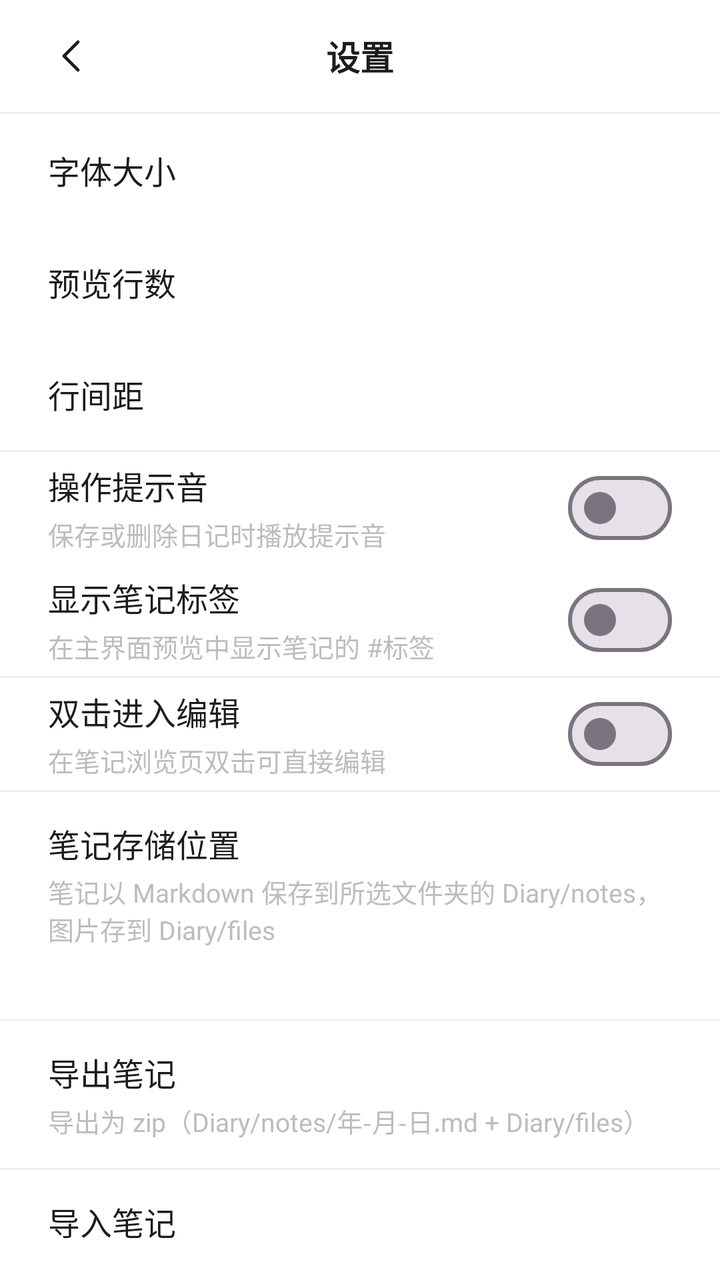
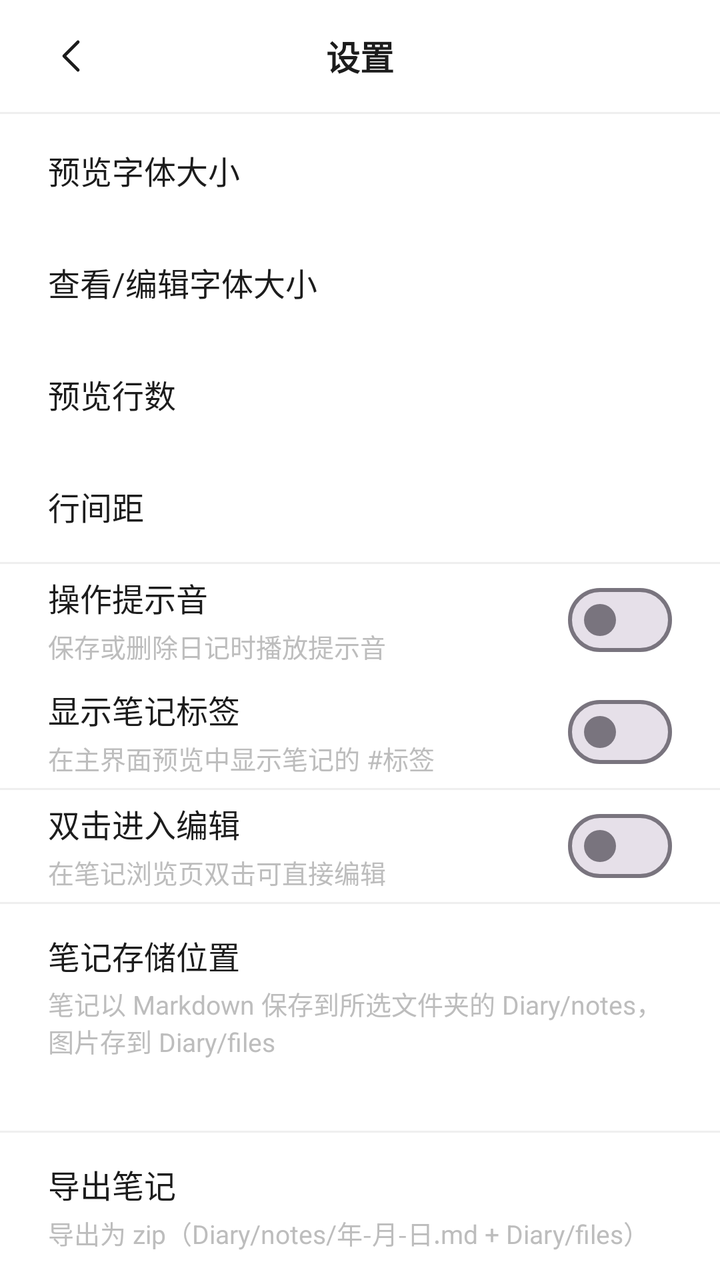

The first picture is an Android layout as it rendered before a commit; the second is the same layout after the commit. The layout source and the unified diff follow.
<!-- AndroidManifest.xml: application theme Theme.WuDiary -->
<!-- res/layout/activity_settings.xml -->
<?xml version="1.0" encoding="utf-8"?>
<LinearLayout xmlns:android="http://schemas.android.com/apk/res/android"
    android:layout_width="match_parent"
    android:layout_height="match_parent"
    android:background="@color/background"
    android:orientation="vertical">

    <FrameLayout
        android:layout_width="match_parent"
        android:layout_height="56dp">

        <ImageButton
            android:id="@+id/btnBack"
            android:layout_width="48dp"
            android:layout_height="48dp"
            android:layout_gravity="start|center_vertical"
            android:layout_marginStart="12dp"
            android:background="?attr/selectableItemBackgroundBorderless"
            android:contentDescription="@string/back"
            android:scaleType="centerInside"
            android:src="@drawable/ic_chevron_left" />

        <TextView
            android:layout_width="wrap_content"
            android:layout_height="wrap_content"
            android:layout_gravity="center"
            android:text="@string/settings"
            android:textColor="@color/text_primary"
            android:textSize="17sp"
            android:textStyle="bold" />
    </FrameLayout>

    <View
        android:layout_width="match_parent"
        android:layout_height="1dp"
        android:background="@color/divider" />

    <LinearLayout
        android:id="@+id/rowFontSize"
        android:layout_width="match_parent"
        android:layout_height="56dp"
        android:background="?attr/selectableItemBackground"
        android:clickable="true"
        android:focusable="true"
        android:gravity="center_vertical"
        android:orientation="horizontal"
        android:paddingHorizontal="24dp">

        <TextView
            android:layout_width="0dp"
            android:layout_height="wrap_content"
            android:layout_weight="1"
            android:text="@string/font_size"
            android:textColor="@color/text_primary"
            android:textSize="16sp" />

        <TextView
            android:id="@+id/textFontValue"
            android:layout_width="wrap_content"
            android:layout_height="wrap_content"
            android:textColor="@color/text_secondary"
            android:textSize="15sp" />
    </LinearLayout>

    <LinearLayout
        android:id="@+id/rowPreviewLines"
        android:layout_width="match_parent"
        android:layout_height="56dp"
        android:background="?attr/selectableItemBackground"
        android:clickable="true"
        android:focusable="true"
        android:gravity="center_vertical"
        android:orientation="horizontal"
        android:paddingHorizontal="24dp">

        <TextView
            android:layout_width="0dp"
            android:layout_height="wrap_content"
            android:layout_weight="1"
            android:text="@string/preview_lines"
            android:textColor="@color/text_primary"
            android:textSize="16sp" />

        <TextView
            android:id="@+id/textPreviewValue"
            android:layout_width="wrap_content"
            android:layout_height="wrap_content"
            android:textColor="@color/text_secondary"
            android:textSize="15sp" />
    </LinearLayout>

    <LinearLayout
        android:id="@+id/rowLineSpacing"
        android:layout_width="match_parent"
        android:layout_height="56dp"
        android:background="?attr/selectableItemBackground"
        android:clickable="true"
        android:focusable="true"
        android:gravity="center_vertical"
        android:orientation="horizontal"
        android:paddingHorizontal="24dp">

        <TextView
            android:layout_width="0dp"
            android:layout_height="wrap_content"
            android:layout_weight="1"
            android:text="@string/line_spacing"
            android:textColor="@color/text_primary"
            android:textSize="16sp" />

        <TextView
            android:id="@+id/textLineSpacingValue"
            android:layout_width="wrap_content"
            android:layout_height="wrap_content"
            android:textColor="@color/text_secondary"
            android:textSize="15sp" />
    </LinearLayout>

    <View
        android:layout_width="match_parent"
        android:layout_height="1dp"
        android:background="@color/divider" />

    <LinearLayout
        android:id="@+id/rowSound"
        android:layout_width="match_parent"
        android:layout_height="56dp"
        android:background="?attr/selectableItemBackground"
        android:clickable="true"
        android:focusable="true"
        android:gravity="center_vertical"
        android:orientation="horizontal"
        android:paddingHorizontal="24dp">

        <LinearLayout
            android:layout_width="0dp"
            android:layout_height="wrap_content"
            android:layout_weight="1"
            android:orientation="vertical">

            <TextView
                android:layout_width="wrap_content"
                android:layout_height="wrap_content"
                android:text="@string/sound_feedback"
                android:textColor="@color/text_primary"
                android:textSize="16sp" />

            <TextView
                android:layout_width="wrap_content"
                android:layout_height="wrap_content"
                android:layout_marginTop="3dp"
                android:text="@string/sound_feedback_desc"
                android:textColor="@color/text_secondary"
                android:textSize="13sp" />
        </LinearLayout>

        <com.google.android.material.materialswitch.MaterialSwitch
            android:id="@+id/switchSound"
            android:layout_width="wrap_content"
            android:layout_height="wrap_content"
            android:clickable="false"
            android:focusable="false" />
    </LinearLayout>

    <LinearLayout
        android:id="@+id/rowPreviewTags"
        android:layout_width="match_parent"
        android:layout_height="56dp"
        android:background="?attr/selectableItemBackground"
        android:clickable="true"
        android:focusable="true"
        android:gravity="center_vertical"
        android:orientation="horizontal"
        android:paddingHorizontal="24dp">

        <LinearLayout
            android:layout_width="0dp"
            android:layout_height="wrap_content"
            android:layout_weight="1"
            android:orientation="vertical">

            <TextView
                android:layout_width="wrap_content"
                android:layout_height="wrap_content"
                android:text="@string/preview_tags"
                android:textColor="@color/text_primary"
                android:textSize="16sp" />

            <TextView
                android:layout_width="wrap_content"
                android:layout_height="wrap_content"
                android:layout_marginTop="3dp"
                android:text="@string/preview_tags_desc"
                android:textColor="@color/text_secondary"
                android:textSize="13sp" />
        </LinearLayout>

        <com.google.android.material.materialswitch.MaterialSwitch
            android:id="@+id/switchPreviewTags"
            android:layout_width="wrap_content"
            android:layout_height="wrap_content"
            android:clickable="false"
            android:focusable="false" />
    </LinearLayout>

    <View
        android:layout_width="match_parent"
        android:layout_height="1dp"
        android:background="@color/divider" />

    <LinearLayout
        android:id="@+id/rowDoubleTap"
        android:layout_width="match_parent"
        android:layout_height="56dp"
        android:background="?attr/selectableItemBackground"
        android:clickable="true"
        android:focusable="true"
        android:gravity="center_vertical"
        android:orientation="horizontal"
        android:paddingHorizontal="24dp">

        <LinearLayout
            android:layout_width="0dp"
            android:layout_height="wrap_content"
            android:layout_weight="1"
            android:orientation="vertical">

            <TextView
                android:layout_width="wrap_content"
                android:layout_height="wrap_content"
                android:text="@string/double_tap_edit"
                android:textColor="@color/text_primary"
                android:textSize="16sp" />

            <TextView
                android:layout_width="wrap_content"
                android:layout_height="wrap_content"
                android:layout_marginTop="3dp"
                android:text="@string/double_tap_edit_desc"
                android:textColor="@color/text_secondary"
                android:textSize="13sp" />
        </LinearLayout>

        <com.google.android.material.materialswitch.MaterialSwitch
            android:id="@+id/switchDoubleTap"
            android:layout_width="wrap_content"
            android:layout_height="wrap_content"
            android:clickable="false"
            android:focusable="false" />
    </LinearLayout>

    <View
        android:layout_width="match_parent"
        android:layout_height="1dp"
        android:background="@color/divider" />

    <LinearLayout
        android:id="@+id/rowStorage"
        android:layout_width="match_parent"
        android:layout_height="wrap_content"
        android:background="?attr/selectableItemBackground"
        android:clickable="true"
        android:focusable="true"
        android:orientation="vertical"
        android:paddingHorizontal="24dp"
        android:paddingVertical="14dp">

        <TextView
            android:layout_width="wrap_content"
            android:layout_height="wrap_content"
            android:text="@string/storage_location"
            android:textColor="@color/text_primary"
            android:textSize="16sp" />

        <TextView
            android:layout_width="wrap_content"
            android:layout_height="wrap_content"
            android:layout_marginTop="3dp"
            android:text="@string/storage_location_desc"
            android:textColor="@color/text_secondary"
            android:textSize="13sp" />

        <TextView
            android:id="@+id/textStorageValue"
            android:layout_width="match_parent"
            android:layout_height="wrap_content"
            android:layout_marginTop="4dp"
            android:ellipsize="middle"
            android:maxLines="1"
            android:textColor="@color/text_secondary"
            android:textSize="13sp" />
    </LinearLayout>

    <View
        android:layout_width="match_parent"
        android:layout_height="1dp"
        android:background="@color/divider" />

    <LinearLayout
        android:id="@+id/rowExport"
        android:layout_width="match_parent"
        android:layout_height="wrap_content"
        android:background="?attr/selectableItemBackground"
        android:clickable="true"
        android:focusable="true"
        android:orientation="vertical"
        android:paddingHorizontal="24dp"
        android:paddingVertical="14dp">

        <TextView
            android:layout_width="wrap_content"
            android:layout_height="wrap_content"
            android:text="@string/backup_export"
            android:textColor="@color/text_primary"
            android:textSize="16sp" />

        <TextView
            android:layout_width="wrap_content"
            android:layout_height="wrap_content"
            android:layout_marginTop="3dp"
            android:text="@string/backup_export_desc"
            android:textColor="@color/text_secondary"
            android:textSize="13sp" />
    </LinearLayout>

    <View
        android:layout_width="match_parent"
        android:layout_height="1dp"
        android:background="@color/divider" />

    <LinearLayout
        android:id="@+id/rowImport"
        android:layout_width="match_parent"
        android:layout_height="wrap_content"
        android:background="?attr/selectableItemBackground"
        android:clickable="true"
        android:focusable="true"
        android:orientation="vertical"
        android:paddingHorizontal="24dp"
        android:paddingVertical="14dp">

        <TextView
            android:layout_width="wrap_content"
            android:layout_height="wrap_content"
            android:text="@string/backup_import"
            android:textColor="@color/text_primary"
            android:textSize="16sp" />

        <TextView
            android:layout_width="wrap_content"
            android:layout_height="wrap_content"
            android:layout_marginTop="3dp"
            android:text="@string/backup_import_desc"
            android:textColor="@color/text_secondary"
            android:textSize="13sp" />
    </LinearLayout>

    <View
        android:layout_width="match_parent"
        android:layout_height="1dp"
        android:background="@color/divider" />

</LinearLayout>
<!-- resources referenced by this layout -->
<resources>
  <color name="background">#FFFFFF</color>
  <color name="divider">#EFEFEF</color>
  <color name="text_primary">#1C1C1C</color>
  <color name="text_secondary">#BDBDBD</color>
  <!-- drawable ic_chevron_left (drawable) -->
  <?xml version="1.0" encoding="utf-8"?>
  <vector xmlns:android="http://schemas.android.com/apk/res/android"
      android:width="24dp"
      android:height="24dp"
      android:viewportWidth="24"
      android:viewportHeight="24">
      <path
          android:fillColor="#00000000"
          android:pathData="M15,5 L8,12 L15,19"
          android:strokeColor="#1C1C1C"
          android:strokeLineCap="round"
          android:strokeLineJoin="round"
          android:strokeWidth="1.6" />
  </vector>
  <string name="back">返回</string>
  <string name="backup_export">导出笔记</string>
  <string name="backup_export_desc">导出为 zip（Diary/notes/年-月-日.md + Diary/files）</string>
  <string name="backup_import">导入笔记</string>
  <string name="backup_import_desc">从 zip 备份中恢复笔记与图片</string>
  <string name="double_tap_edit">双击进入编辑</string>
  <string name="double_tap_edit_desc">在笔记浏览页双击可直接编辑</string>
  <string name="font_size">字体大小</string>
  <string name="line_spacing">行间距</string>
  <string name="preview_lines">预览行数</string>
  <string name="preview_tags">显示笔记标签</string>
  <string name="preview_tags_desc">在主界面预览中显示笔记的 #标签</string>
  <string name="settings">设置</string>
  <string name="sound_feedback">操作提示音</string>
  <string name="sound_feedback_desc">保存或删除日记时播放提示音</string>
  <string name="storage_location">笔记存储位置</string>
  <string name="storage_location_desc">笔记以 Markdown 保存到所选文件夹的 Diary/notes，图片存到 Diary/files</string>
  <style name="Theme.WuDiary" parent="Theme.Material3.Light.NoActionBar">
          <item name="colorPrimary">@color/primary</item>
          <item name="colorOnPrimary">@android:color/white</item>
          <item name="colorSurface">@color/surface</item>
          <item name="android:windowBackground">@color/background</item>
          <item name="android:statusBarColor">@color/background</item>
          <item name="android:windowLightStatusBar">true</item>
          <item name="android:navigationBarColor">@color/background</item>
      </style>
  <color name="primary">#1C1C1C</color>
  <color name="surface">#FFFFFF</color>
</resources>

<!-- the commit's change to res/layout/activity_settings.xml (unified diff, before → after) -->
@@ -63,6 +63,33 @@
     </LinearLayout>
 
     <LinearLayout
+        android:id="@+id/rowReadingFontSize"
+        android:layout_width="match_parent"
+        android:layout_height="56dp"
+        android:background="?attr/selectableItemBackground"
+        android:clickable="true"
+        android:focusable="true"
+        android:gravity="center_vertical"
+        android:orientation="horizontal"
+        android:paddingHorizontal="24dp">
+
+        <TextView
+            android:layout_width="0dp"
+            android:layout_height="wrap_content"
+            android:layout_weight="1"
+            android:text="@string/reading_font_size"
+            android:textColor="@color/text_primary"
+            android:textSize="16sp" />
+
+        <TextView
+            android:id="@+id/textReadingFontValue"
+            android:layout_width="wrap_content"
+            android:layout_height="wrap_content"
+            android:textColor="@color/text_secondary"
+            android:textSize="15sp" />
+    </LinearLayout>
+
+    <LinearLayout
         android:id="@+id/rowPreviewLines"
         android:layout_width="match_parent"
         android:layout_height="56dp"
<!-- resource entries referenced after the edit -->
@@ -26,11 +26,12 @@
   <string name="backup_import_desc">从 zip 备份中恢复笔记与图片</string>
   <string name="double_tap_edit">双击进入编辑</string>
   <string name="double_tap_edit_desc">在笔记浏览页双击可直接编辑</string>
-  <string name="font_size">字体大小</string>
+  <string name="font_size">预览字体大小</string>
   <string name="line_spacing">行间距</string>
   <string name="preview_lines">预览行数</string>
   <string name="preview_tags">显示笔记标签</string>
   <string name="preview_tags_desc">在主界面预览中显示笔记的 #标签</string>
+  <string name="reading_font_size">查看/编辑字体大小</string>
   <string name="settings">设置</string>
   <string name="sound_feedback">操作提示音</string>
   <string name="sound_feedback_desc">保存或删除日记时播放提示音</string>
